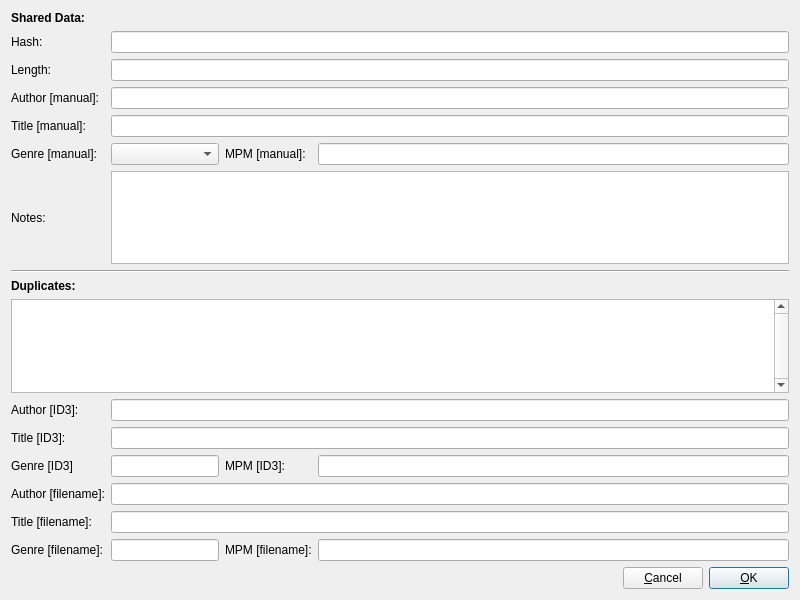
The window that DlgSongProperties.ui (madmaxoft/SkauTan) describes before a commit, drawn with Qt 5.
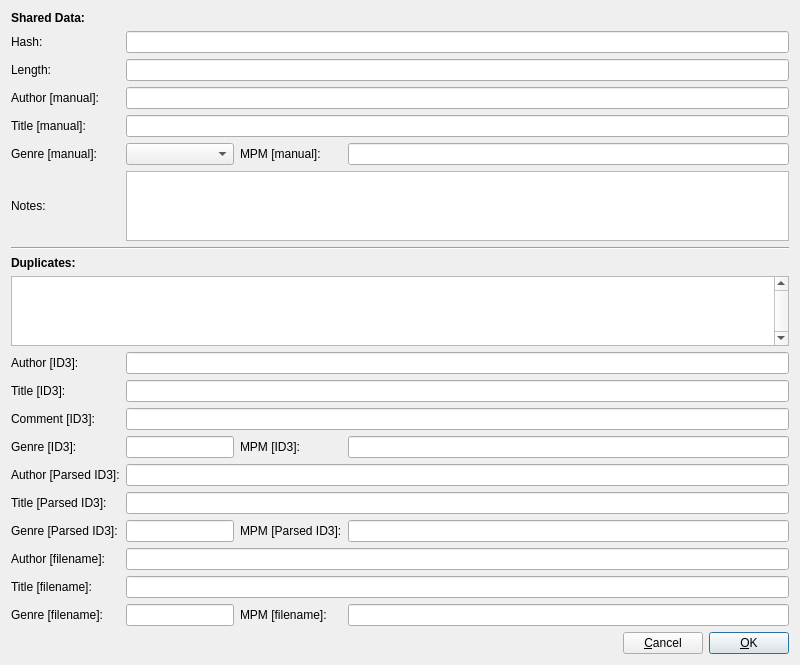
The same window after the commit.

Commit message: DlgSongProperties: Implemented ID3 tag editing.

What changed in the file:
```diff
--- a/DlgSongProperties.ui
+++ b/DlgSongProperties.ui
@@ -7,7 +7,7 @@
     <x>0</x>
     <y>0</y>
     <width>800</width>
-    <height>600</height>
+    <height>638</height>
    </rect>
   </property>
   <property name="windowTitle">
@@ -16,6 +16,20 @@
   <layout class="QVBoxLayout" name="verticalLayout">
    <item>
     <layout class="QGridLayout" name="gridLayout">
+     <item row="15" column="0">
+      <widget class="QLabel" name="label_19">
+       <property name="text">
+        <string>Author [Parsed ID3]:</string>
+       </property>
+      </widget>
+     </item>
+     <item row="16" column="0">
+      <widget class="QLabel" name="label_20">
+       <property name="text">
+        <string>Title [Parsed ID3]:</string>
+       </property>
+      </widget>
+     </item>
      <item row="1" column="0">
       <widget class="QLabel" name="label_2">
        <property name="text">
@@ -23,13 +37,6 @@
        </property>
       </widget>
      </item>
-     <item row="1" column="1" colspan="3">
-      <widget class="QLineEdit" name="leHash">
-       <property name="readOnly">
-        <bool>true</bool>
-       </property>
-      </widget>
-     </item>
      <item row="9" column="0" colspan="4">
       <widget class="QLabel" name="label_17">
        <property name="font">
@@ -43,6 +50,23 @@
        </property>
       </widget>
      </item>
+     <item row="1" column="1" colspan="3">
+      <widget class="QLineEdit" name="leHash">
+       <property name="readOnly">
+        <bool>true</bool>
+       </property>
+      </widget>
+     </item>
+     <item row="7" column="1" colspan="3">
+      <widget class="QPlainTextEdit" name="pteNotes"/>
+     </item>
+     <item row="7" column="0">
+      <widget class="QLabel" name="label_16">
+       <property name="text">
+        <string>Notes:</string>
+       </property>
+      </widget>
+     </item>
      <item row="10" column="0" colspan="4">
       <widget class="QListWidget" name="lwDuplicates">
        <property name="contextMenuPolicy">
@@ -59,15 +83,19 @@
        </property>
       </widget>
      </item>
-     <item row="7" column="0">
-      <widget class="QLabel" name="label_16">
-       <property name="text">
-        <string>Notes:</string>
+     <item row="3" column="1" colspan="3">
+      <widget class="QLineEdit" name="leLength">
+       <property name="readOnly">
+        <bool>true</bool>
        </property>
       </widget>
      </item>
-     <item row="7" column="1" colspan="3">
-      <widget class="QPlainTextEdit" name="pteNotes"/>
+     <item row="3" column="0">
+      <widget class="QLabel" name="label_3">
+       <property name="text">
+        <string>Length:</string>
+       </property>
+      </widget>
      </item>
      <item row="4" column="0">
       <widget class="QLabel" name="label_4">
@@ -76,9 +104,6 @@
        </property>
       </widget>
      </item>
-     <item row="4" column="1" colspan="3">
-      <widget class="QLineEdit" name="leManualAuthor"/>
-     </item>
      <item row="5" column="0">
       <widget class="QLabel" name="label_5">
        <property name="text">
@@ -86,15 +111,24 @@
        </property>
       </widget>
      </item>
-     <item row="3" column="0">
-      <widget class="QLabel" name="label_3">
-       <property name="text">
-        <string>Length:</string>
+     <item row="4" column="1" colspan="3">
+      <widget class="QLineEdit" name="leManualAuthor"/>
+     </item>
+     <item row="14" column="1">
+      <widget class="QLineEdit" name="leId3Genre">
+       <property name="sizePolicy">
+        <sizepolicy hsizetype="Preferred" vsizetype="Fixed">
+         <horstretch>0</horstretch>
+         <verstretch>0</verstretch>
+        </sizepolicy>
+       </property>
+       <property name="toolTip">
+        <string>Genre, as detected from the entire ID3 tag</string>
        </property>
       </widget>
      </item>
-     <item row="3" column="1" colspan="3">
-      <widget class="QLineEdit" name="leLength">
+     <item row="18" column="1" colspan="3">
+      <widget class="QLineEdit" name="leFilenameAuthor">
        <property name="readOnly">
         <bool>true</bool>
        </property>
@@ -107,50 +141,25 @@
        </property>
       </widget>
      </item>
-     <item row="12" column="1" colspan="3">
-      <widget class="QLineEdit" name="leId3Title">
-       <property name="readOnly">
-        <bool>true</bool>
-       </property>
-      </widget>
-     </item>
-     <item row="13" column="2">
+     <item row="14" column="2">
       <widget class="QLabel" name="label_7">
        <property name="text">
         <string>MPM [ID3]:</string>
        </property>
       </widget>
      </item>
-     <item row="14" column="1" colspan="3">
-      <widget class="QLineEdit" name="leFilenameAuthor">
-       <property name="readOnly">
-        <bool>true</bool>
-       </property>
-      </widget>
+     <item row="12" column="1" colspan="3">
+      <widget class="QLineEdit" name="leId3Title"/>
      </item>
-     <item row="13" column="1">
-      <widget class="QLineEdit" name="leId3Genre">
-       <property name="sizePolicy">
-        <sizepolicy hsizetype="Preferred" vsizetype="Fixed">
-         <horstretch>0</horstretch>
-         <verstretch>0</verstretch>
-        </sizepolicy>
-       </property>
-      </widget>
-     </item>
-     <item row="16" column="2">
+     <item row="20" column="2">
       <widget class="QLabel" name="label_14">
        <property name="text">
         <string>MPM [filename]:</string>
        </property>
       </widget>
      </item>
-     <item row="16" column="0">
-      <widget class="QLabel" name="label_13">
-       <property name="text">
-        <string>Genre [filename]:</string>
-       </property>
-      </widget>
+     <item row="5" column="1" colspan="3">
+      <widget class="QLineEdit" name="leManualTitle"/>
      </item>
      <item row="6" column="2">
       <widget class="QLabel" name="label_15">
@@ -159,17 +168,17 @@
        </property>
       </widget>
      </item>
-     <item row="15" column="1" colspan="3">
+     <item row="19" column="1" colspan="3">
       <widget class="QLineEdit" name="leFilenameTitle">
        <property name="readOnly">
         <bool>true</bool>
        </property>
       </widget>
      </item>
-     <item row="16" column="3">
-      <widget class="QLineEdit" name="leFilenameMeasuresPerMinute">
-       <property name="readOnly">
-        <bool>true</bool>
+     <item row="20" column="0">
+      <widget class="QLabel" name="label_13">
+       <property name="text">
+        <string>Genre [filename]:</string>
        </property>
       </widget>
      </item>
@@ -180,66 +189,75 @@
        </property>
       </widget>
      </item>
-     <item row="5" column="1" colspan="3">
-      <widget class="QLineEdit" name="leManualTitle"/>
+     <item row="14" column="3">
+      <widget class="QLineEdit" name="leId3MeasuresPerMinute"/>
      </item>
-     <item row="15" column="0">
+     <item row="6" column="3">
+      <widget class="QLineEdit" name="leManualMeasuresPerMinute"/>
+     </item>
+     <item row="20" column="3">
+      <widget class="QLineEdit" name="leFilenameMeasuresPerMinute">
+       <property name="readOnly">
+        <bool>true</bool>
+       </property>
+      </widget>
+     </item>
+     <item row="19" column="0">
       <widget class="QLabel" name="label_12">
        <property name="text">
         <string>Title [filename]:</string>
        </property>
       </widget>
      </item>
-     <item row="13" column="0">
-      <widget class="QLabel" name="label_10">
+     <item row="12" column="0">
+      <widget class="QLabel" name="label_9">
        <property name="text">
-        <string>Genre [ID3]</string>
+        <string>Title [ID3]:</string>
        </property>
       </widget>
      </item>
-     <item row="16" column="1">
-      <widget class="QLineEdit" name="leFilenameGenre">
-       <property name="sizePolicy">
-        <sizepolicy hsizetype="Preferred" vsizetype="Fixed">
-         <horstretch>0</horstretch>
-         <verstretch>0</verstretch>
-        </sizepolicy>
+     <item row="18" column="0">
+      <widget class="QLabel" name="label_11">
+       <property name="text">
+        <string>Author [filename]:</string>
        </property>
       </widget>
      </item>
      <item row="6" column="1">
       <widget class="QComboBox" name="cbManualGenre"/>
      </item>
-     <item row="13" column="3">
-      <widget class="QLineEdit" name="leId3MeasuresPerMinute">
+     <item row="20" column="1">
+      <widget class="QLineEdit" name="leFilenameGenre">
+       <property name="sizePolicy">
+        <sizepolicy hsizetype="Preferred" vsizetype="Fixed">
+         <horstretch>0</horstretch>
+         <verstretch>0</verstretch>
+        </sizepolicy>
+       </property>
        <property name="readOnly">
         <bool>true</bool>
        </property>
       </widget>
      </item>
-     <item row="6" column="3">
-      <widget class="QLineEdit" name="leManualMeasuresPerMinute"/>
-     </item>
      <item row="14" column="0">
-      <widget class="QLabel" name="label_11">
+      <widget class="QLabel" name="label_10">
        <property name="text">
-        <string>Author [filename]:</string>
+        <string>Genre [ID3]:</string>
        </property>
       </widget>
      </item>
+     <item row="8" column="0" colspan="4">
+      <widget class="Line" name="line">
+       <property name="orientation">
+        <enum>Qt::Horizontal</enum>
+       </property>
+      </widget>
+     </item>
+     <item row="13" column="1" colspan="3">
+      <widget class="QLineEdit" name="leId3Comment"/>
+     </item>
      <item row="11" column="1" colspan="3">
-      <widget class="QLineEdit" name="leId3Author">
-       <property name="readOnly">
-        <bool>true</bool>
-       </property>
-      </widget>
-     </item>
-     <item row="12" column="0">
-      <widget class="QLabel" name="label_9">
-       <property name="text">
-        <string>Title [ID3]:</string>
-       </property>
-      </widget>
+      <widget class="QLineEdit" name="leId3Author"/>
      </item>
      <item row="0" column="0" colspan="4">
       <widget class="QLabel" name="label_18">
@@ -254,10 +272,58 @@
        </property>
       </widget>
      </item>
-     <item row="8" column="0" colspan="4">
-      <widget class="Line" name="line">
-       <property name="orientation">
-        <enum>Qt::Horizontal</enum>
+     <item row="13" column="0">
+      <widget class="QLabel" name="label">
+       <property name="text">
+        <string>Comment [ID3]:</string>
+       </property>
+      </widget>
+     </item>
+     <item row="17" column="0">
+      <widget class="QLabel" name="label_21">
+       <property name="text">
+        <string>Genre [Parsed ID3]:</string>
+       </property>
+      </widget>
+     </item>
+     <item row="15" column="1" colspan="3">
+      <widget class="QLineEdit" name="lePid3Author">
+       <property name="readOnly">
+        <bool>true</bool>
+       </property>
+      </widget>
+     </item>
+     <item row="16" column="1" colspan="3">
+      <widget class="QLineEdit" name="lePid3Title">
+       <property name="readOnly">
+        <bool>true</bool>
+       </property>
+      </widget>
+     </item>
+     <item row="17" column="1">
+      <widget class="QLineEdit" name="lePid3Genre">
+       <property name="sizePolicy">
+        <sizepolicy hsizetype="Preferred" vsizetype="Fixed">
+         <horstretch>0</horstretch>
+         <verstretch>0</verstretch>
+        </sizepolicy>
+       </property>
+       <property name="readOnly">
+        <bool>true</bool>
+       </property>
+      </widget>
+     </item>
+     <item row="17" column="2">
+      <widget class="QLabel" name="label_22">
+       <property name="text">
+        <string>MPM [Parsed ID3]:</string>
+       </property>
+      </widget>
+     </item>
+     <item row="17" column="3">
+      <widget class="QLineEdit" name="lePid3MeasuresPerMinute">
+       <property name="readOnly">
+        <bool>true</bool>
        </property>
       </widget>
      </item>
```
Left out of the diff: 25 changed lines with no effect on the pictures. The commit also changes 2 other files.
